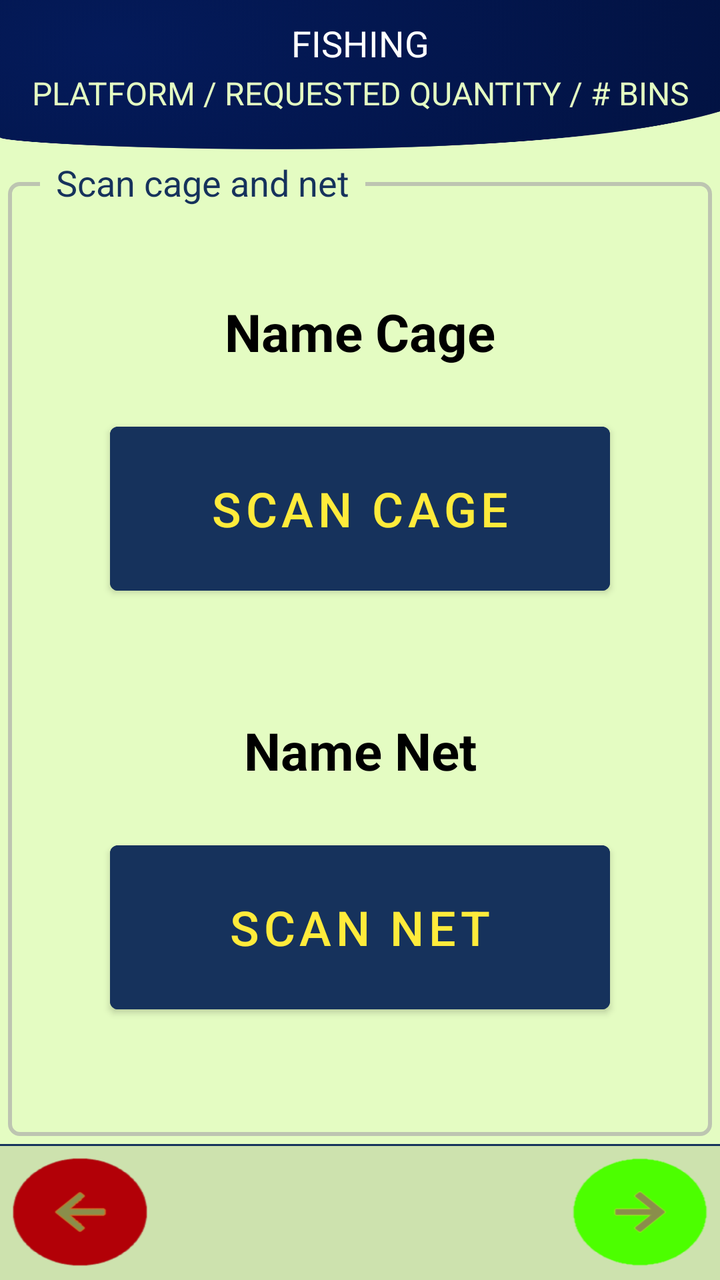
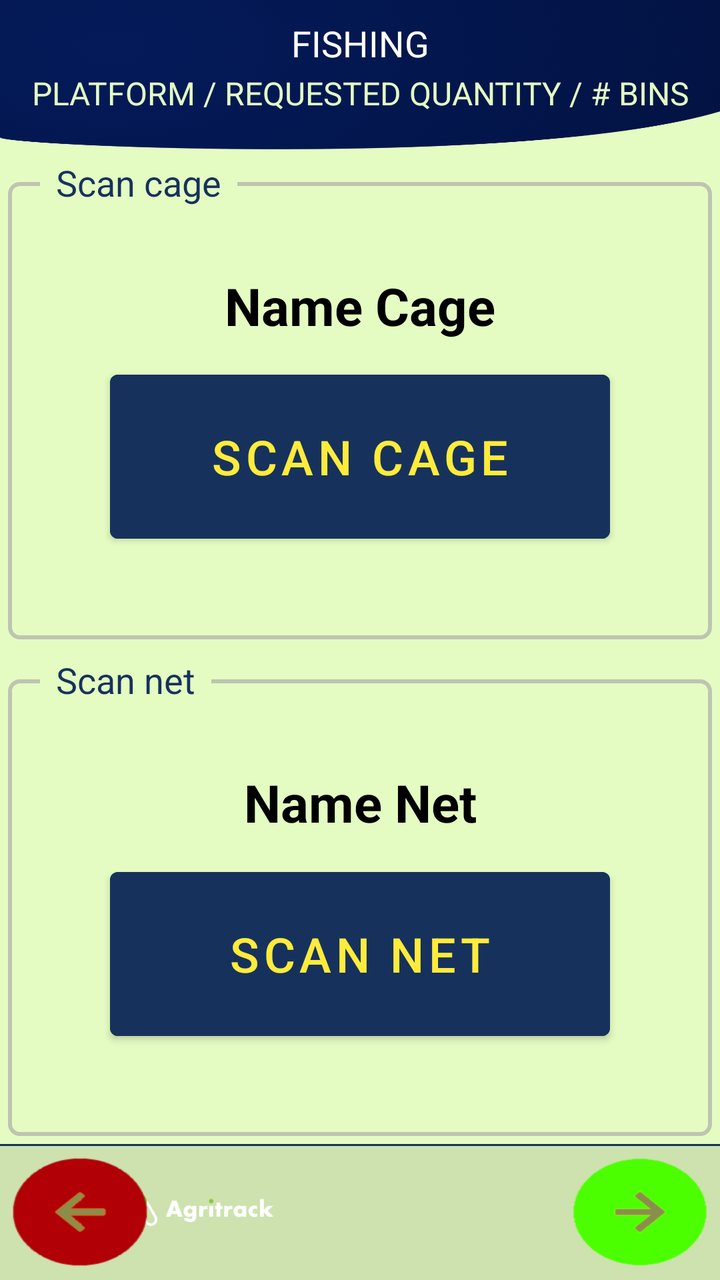

The first picture is an Android layout as it rendered before a commit; the second is the same layout after the commit. The layout source and the unified diff follow.
<!-- AndroidManifest.xml: application theme Theme.FishTrack -->
<!-- res/layout/activity_fishing_cage.xml -->
<?xml version="1.0" encoding="utf-8"?>
<androidx.constraintlayout.widget.ConstraintLayout xmlns:android="http://schemas.android.com/apk/res/android"
    xmlns:app="http://schemas.android.com/apk/res-auto"
    xmlns:tools="http://schemas.android.com/tools"
    android:id="@+id/rootLayout"
    android:layout_width="match_parent"
    android:layout_height="match_parent"
    android:background="@color/agri_green"
    tools:context=".ui.activity.fishing.FishingCageActivity">

    <androidx.constraintlayout.widget.ConstraintLayout
        android:id="@+id/headerLayout"
        android:layout_width="match_parent"
        android:layout_height="75dp"
        android:background="@drawable/bg_form_screen"
        android:backgroundTint="@color/agri_blue"
        android:backgroundTintMode="multiply"
        android:clipChildren="false"
        android:clipToPadding="false"
        android:fadingEdge="horizontal"
        android:paddingTop="0dp"
        app:layout_constraintEnd_toEndOf="parent"
        app:layout_constraintStart_toStartOf="parent"
        app:layout_constraintTop_toTopOf="parent">


        <ImageView
            android:id="@+id/ivBack"
            android:layout_width="wrap_content"
            android:layout_height="wrap_content"
            android:layout_marginStart="8dp"
            android:layout_marginEnd="16dp"
            android:layout_marginBottom="14dp"
            android:contentDescription="back Image"
            android:src="@drawable/ic_back"
            android:visibility="invisible"
            app:layout_constraintBottom_toBottomOf="parent"
            app:layout_constraintEnd_toStartOf="@+id/tvTitleToolbar"
            app:layout_constraintStart_toStartOf="parent"
            app:layout_constraintTop_toTopOf="parent" />

        <TextView
            android:id="@+id/tvTitleToolbar"
            fontPath="fonts/open_sans_semibold.ttf"
            android:layout_width="wrap_content"
            android:layout_height="wrap_content"
            android:layout_marginBottom="32dp"
            android:width="250sp"
            android:gravity="center|top|fill_vertical"
            android:text="@string/title_fishing"
            android:textColor="@color/white"
            android:textSize="@dimen/title_font_size"
            app:layout_constraintBottom_toBottomOf="parent"
            app:layout_constraintEnd_toStartOf="@+id/ivNext"
            app:layout_constraintStart_toEndOf="@+id/ivBack"
            app:layout_constraintTop_toTopOf="parent"
            tools:ignore="MissingPrefix" />


        <ImageView
            android:id="@+id/ivNext"
            android:layout_width="wrap_content"
            android:layout_height="wrap_content"
            android:layout_marginStart="16dp"
            android:layout_marginEnd="8dp"
            android:layout_marginBottom="14dp"
            android:src="@drawable/ic_next"
            android:visibility="invisible"
            app:layout_constraintBottom_toBottomOf="parent"
            app:layout_constraintEnd_toEndOf="parent"
            app:layout_constraintStart_toEndOf="@+id/tvTitleToolbar"
            app:layout_constraintTop_toTopOf="parent" />

        <TextView
            android:id="@+id/tvPlatformQuantityNoBins"
            android:layout_width="0dp"
            android:layout_height="wrap_content"
            android:layout_marginBottom="16dp"
            android:backgroundTint="@color/agri_blue"
            android:backgroundTintMode="screen"
            android:gravity="center"
            android:text="@string/title_platform_quantity_no_bins"
            android:textColor="@color/agri_green"
            android:textSize="@dimen/subtitle_font_size"
            app:layout_constraintBottom_toBottomOf="parent"
            app:layout_constraintEnd_toEndOf="parent"
            app:layout_constraintStart_toStartOf="parent"
            app:layout_constraintTop_toBottomOf="@+id/tvTitleToolbar"
            tools:layout_conversion_absoluteHeight="0dp"
            tools:layout_conversion_absoluteWidth="0dp" />

    </androidx.constraintlayout.widget.ConstraintLayout>

    <androidx.constraintlayout.widget.ConstraintLayout
        android:id="@+id/formLayout"
        android:layout_width="0dp"
        android:layout_height="0dp"
        app:layout_constraintBottom_toTopOf="@+id/footerLayout"
        app:layout_constraintEnd_toEndOf="parent"
        app:layout_constraintStart_toStartOf="parent"
        app:layout_constraintTop_toBottomOf="@id/headerLayout">

        <RelativeLayout
            android:id="@+id/fishMainLayout"
            android:layout_width="0dp"
            android:layout_height="0dp"
            android:layout_marginStart="4dp"
            android:layout_marginTop="4dp"
            android:layout_marginEnd="4dp"
            android:layout_marginBottom="4dp"
            app:layout_constraintBottom_toBottomOf="parent"
            app:layout_constraintEnd_toEndOf="parent"
            app:layout_constraintStart_toStartOf="parent"
            app:layout_constraintTop_toTopOf="parent">

        <androidx.constraintlayout.widget.ConstraintLayout
            android:layout_width="match_parent"
            android:layout_height="match_parent"
            android:layout_marginTop="12dp"
            android:background="@drawable/shape_rounded_corner_with_shadow"
            android:orientation="vertical"
            android:padding="1dp">

            <TextView
                android:id="@+id/tvCageName"
                android:layout_width="0dp"
                android:layout_height="wrap_content"
                android:layout_marginStart="50dp"
                android:layout_marginTop="32dp"
                android:layout_marginEnd="50dp"
                android:gravity="center|center_vertical"
                android:text="@string/name_cage"
                android:textColor="@color/black"
                android:textSize="@dimen/text_view_font_size"
                android:textStyle="bold"
                app:layout_constraintBottom_toTopOf="@+id/btnScanCage"
                app:layout_constraintEnd_toEndOf="parent"
                app:layout_constraintHorizontal_bias="1.0"
                app:layout_constraintStart_toStartOf="parent"
                app:layout_constraintTop_toTopOf="parent" />

        <Button
            android:id="@+id/btnScanCage"
            android:layout_width="0dp"
            android:layout_height="94dp"
            android:layout_marginStart="50dp"
            android:layout_marginEnd="50dp"
            android:backgroundTint="@color/agri_blue"
            android:text="@string/scan_cage"
            android:textColor="@color/yellow"
            android:textSize="@dimen/button_font_size"
            app:layout_constraintBottom_toTopOf="@+id/tvNetName"
            app:layout_constraintEnd_toEndOf="parent"
            app:layout_constraintHorizontal_bias="0.75"
            app:layout_constraintStart_toStartOf="parent"
            app:layout_constraintTop_toBottomOf="@+id/tvCageName"
            tools:layout_conversion_absoluteHeight="120dp"
            tools:layout_conversion_absoluteWidth="0dp" />

        <TextView
            android:id="@+id/tvNetName"
            android:layout_width="0dp"
            android:layout_height="wrap_content"
            android:layout_marginStart="50dp"
            android:layout_marginTop="32dp"
            android:layout_marginEnd="50dp"
            android:gravity="center|center_vertical"
            android:text="@string/name_net"
            android:textColor="@color/black"
            android:textSize="@dimen/text_view_font_size"
            android:textStyle="bold"
            app:layout_constraintBottom_toTopOf="@+id/btnScanNet"
            app:layout_constraintEnd_toEndOf="parent"
            app:layout_constraintHorizontal_bias="1.0"
            app:layout_constraintStart_toStartOf="parent"
            app:layout_constraintTop_toBottomOf="@+id/btnScanCage" />

        <Button
            android:id="@+id/btnScanNet"
            android:layout_width="0dp"
            android:layout_height="94dp"
            android:layout_marginStart="50dp"
            android:layout_marginEnd="50dp"
            android:layout_marginBottom="32dp"
            android:backgroundTint="@color/agri_blue"
            android:text="@string/scan_net"
            android:textColor="@color/yellow"
            android:textSize="@dimen/button_font_size"
            app:layout_constraintBottom_toBottomOf="parent"
            app:layout_constraintEnd_toEndOf="parent"
            app:layout_constraintHorizontal_bias="0.75"
            app:layout_constraintStart_toStartOf="parent"
            app:layout_constraintTop_toBottomOf="@+id/tvNetName"
            tools:layout_conversion_absoluteHeight="120dp"
            tools:layout_conversion_absoluteWidth="0dp" />

            </androidx.constraintlayout.widget.ConstraintLayout>

            <TextView
                android:layout_width="wrap_content"
                android:layout_height="wrap_content"
                android:layout_alignParentTop="true"
                android:layout_marginStart="16dp"
                android:background="@color/agri_green"
                android:paddingHorizontal="8dp"
                android:text="Scan cage and net"
                android:textColor="@color/label_blue"
                android:textSize="18sp" />

        </RelativeLayout>

    </androidx.constraintlayout.widget.ConstraintLayout>

    <androidx.constraintlayout.widget.ConstraintLayout
        android:id="@+id/footerLayout"
        android:layout_width="0dp"
        android:layout_height="68sp"
        android:background="@drawable/border_top"
        app:layout_constraintBottom_toBottomOf="parent"
        app:layout_constraintEnd_toEndOf="parent"
        app:layout_constraintStart_toStartOf="parent"
        app:layout_constraintTop_toBottomOf="@+id/formLayout">

        <ImageView
            android:id="@+id/ivBackToFillBins"
            android:layout_width="wrap_content"
            android:layout_height="wrap_content"
            android:layout_marginStart="16dp"
            android:scaleX="1.5"
            android:scaleY="1.2"
            app:layout_constraintBottom_toBottomOf="parent"
            app:layout_constraintStart_toStartOf="parent"
            app:layout_constraintTop_toTopOf="parent"
            app:srcCompat="@drawable/ic_shortcut_arrow_back" />

        <ImageView
            android:id="@+id/ivToCongs"
            android:layout_width="wrap_content"
            android:layout_height="wrap_content"
            android:layout_marginEnd="16dp"
            android:scaleX="1.5"
            android:scaleY="1.2"
            app:layout_constraintBottom_toBottomOf="parent"
            app:layout_constraintEnd_toEndOf="parent"
            app:layout_constraintTop_toTopOf="parent"
            app:srcCompat="@drawable/ic_shortcut_arrow_forward" />
    </androidx.constraintlayout.widget.ConstraintLayout>

</androidx.constraintlayout.widget.ConstraintLayout>
<!-- resources referenced by this layout -->
<resources>
  <color name="agri_blue">#16325c</color>
  <color name="agri_green">#e4fcc2</color>
  <color name="black">#000</color>
  <color name="label_blue">#16325c</color>
  <color name="white">#fff</color>
  <color name="yellow">#FFEB3B</color>
  <dimen name="button_font_size">24sp</dimen>
  <dimen name="subtitle_font_size">16sp</dimen>
  <dimen name="text_view_font_size">26sp</dimen>
  <dimen name="title_font_size">18sp</dimen>
  <!-- drawable bg_form_screen: png bitmap (drawable-hdpi, 110981 bytes) -->
  <!-- drawable border_top (drawable) -->
  <?xml version="1.0" encoding="utf-8"?>
  <layer-list xmlns:android="http://schemas.android.com/apk/res/android" >
      <item>
          <shape android:shape="rectangle" >
              <solid android:color="@color/agri_blue"/>
          </shape>
      </item>
      <item android:top="1dp">
          <shape android:shape="rectangle" >
              <solid android:color="@color/footer_green" />
          </shape>
      </item>
  </layer-list>
  <!-- drawable ic_back: png bitmap (drawable-hdpi, 647 bytes) -->
  <!-- drawable ic_next: png bitmap (drawable-hdpi, 515 bytes) -->
  <!-- drawable ic_shortcut_arrow_back: png bitmap (drawable-hdpi, 1923 bytes) -->
  <!-- drawable ic_shortcut_arrow_forward: png bitmap (drawable-hdpi, 1562 bytes) -->
  <!-- drawable shape_rounded_corner_with_shadow (drawable) -->
  <?xml version="1.0" encoding="utf-8"?>
  <shape xmlns:android="http://schemas.android.com/apk/res/android"
      android:shape="rectangle">
      <stroke
          android:width="2dp"
          android:color="@color/dark_grey" />
      <corners android:radius="5dp" />
  </shape>
  <string name="name_cage">Name Cage</string>
  <string name="name_net">Name Net</string>
  <string name="scan_cage">Scan Cage</string>
  <string name="scan_net">Scan Net</string>
  <string name="title_fishing">FISHING</string>
  <string name="title_platform_quantity_no_bins">PLATFORM / REQUESTED QUANTITY / # BINS</string>
  <style name="Theme.FishTrack" parent="Theme.MaterialComponents.Light" />
  <color name="footer_green">#cde2ae</color>
  <color name="dark_grey">#A9A9A9A9</color>
</resources>

<!-- the commit's change to res/layout/activity_fishing_cage.xml (unified diff, before → after) -->
@@ -101,98 +101,62 @@
         app:layout_constraintTop_toBottomOf="@id/headerLayout">
 
         <RelativeLayout
-            android:id="@+id/fishMainLayout"
+            android:id="@+id/fishCageLayout"
             android:layout_width="0dp"
             android:layout_height="0dp"
             android:layout_marginStart="4dp"
             android:layout_marginTop="4dp"
             android:layout_marginEnd="4dp"
             android:layout_marginBottom="4dp"
-            app:layout_constraintBottom_toBottomOf="parent"
+            app:layout_constraintBottom_toTopOf="@id/fishNetLayout"
             app:layout_constraintEnd_toEndOf="parent"
             app:layout_constraintStart_toStartOf="parent"
             app:layout_constraintTop_toTopOf="parent">
 
-        <androidx.constraintlayout.widget.ConstraintLayout
-            android:layout_width="match_parent"
-            android:layout_height="match_parent"
-            android:layout_marginTop="12dp"
-            android:background="@drawable/shape_rounded_corner_with_shadow"
-            android:orientation="vertical"
-            android:padding="1dp">
-
-            <TextView
-                android:id="@+id/tvCageName"
-                android:layout_width="0dp"
-                android:layout_height="wrap_content"
-                android:layout_marginStart="50dp"
-                android:layout_marginTop="32dp"
-                android:layout_marginEnd="50dp"
-                android:gravity="center|center_vertical"
-                android:text="@string/name_cage"
-                android:textColor="@color/black"
-                android:textSize="@dimen/text_view_font_size"
-                android:textStyle="bold"
-                app:layout_constraintBottom_toTopOf="@+id/btnScanCage"
-                app:layout_constraintEnd_toEndOf="parent"
-                app:layout_constraintHorizontal_bias="1.0"
-                app:layout_constraintStart_toStartOf="parent"
-                app:layout_constraintTop_toTopOf="parent" />
-
-        <Button
-            android:id="@+id/btnScanCage"
-            android:layout_width="0dp"
-            android:layout_height="94dp"
-            android:layout_marginStart="50dp"
-            android:layout_marginEnd="50dp"
-            android:backgroundTint="@color/agri_blue"
-            android:text="@string/scan_cage"
-            android:textColor="@color/yellow"
-            android:textSize="@dimen/button_font_size"
-            app:layout_constraintBottom_toTopOf="@+id/tvNetName"
-            app:layout_constraintEnd_toEndOf="parent"
-            app:layout_constraintHorizontal_bias="0.75"
-            app:layout_constraintStart_toStartOf="parent"
-            app:layout_constraintTop_toBottomOf="@+id/tvCageName"
-            tools:layout_conversion_absoluteHeight="120dp"
-            tools:layout_conversion_absoluteWidth="0dp" />
-
-        <TextView
-            android:id="@+id/tvNetName"
-            android:layout_width="0dp"
-            android:layout_height="wrap_content"
-            android:layout_marginStart="50dp"
-            android:layout_marginTop="32dp"
-            android:layout_marginEnd="50dp"
-            android:gravity="center|center_vertical"
-            android:text="@string/name_net"
-            android:textColor="@color/black"
-            android:textSize="@dimen/text_view_font_size"
-            android:textStyle="bold"
-            app:layout_constraintBottom_toTopOf="@+id/btnScanNet"
-            app:layout_constraintEnd_toEndOf="parent"
-            app:layout_constraintHorizontal_bias="1.0"
-            app:layout_constraintStart_toStartOf="parent"
-            app:layout_constraintTop_toBottomOf="@+id/btnScanCage" />
-
-        <Button
-            android:id="@+id/btnScanNet"
-            android:layout_width="0dp"
-            android:layout_height="94dp"
-            android:layout_marginStart="50dp"
-            android:layout_marginEnd="50dp"
-            android:layout_marginBottom="32dp"
-            android:backgroundTint="@color/agri_blue"
-            android:text="@string/scan_net"
-            android:textColor="@color/yellow"
-            android:textSize="@dimen/button_font_size"
-            app:layout_constraintBottom_toBottomOf="parent"
-            app:layout_constraintEnd_toEndOf="parent"
-            app:layout_constraintHorizontal_bias="0.75"
-            app:layout_constraintStart_toStartOf="parent"
-            app:layout_constraintTop_toBottomOf="@+id/tvNetName"
-            tools:layout_conversion_absoluteHeight="120dp"
-            tools:layout_conversion_absoluteWidth="0dp" />
+            <androidx.constraintlayout.widget.ConstraintLayout
+                android:layout_width="match_parent"
+                android:layout_height="match_parent"
+                android:layout_marginTop="12dp"
+                android:background="@drawable/shape_rounded_corner_with_shadow"
+                android:orientation="vertical"
+                android:padding="1dp">
+
+                <TextView
+                    android:id="@+id/tvCageName"
+                    android:layout_width="0dp"
+                    android:layout_height="wrap_content"
+                    android:layout_marginStart="50dp"
+                    android:layout_marginTop="32dp"
+                    android:layout_marginEnd="50dp"
+                    android:gravity="center|center_vertical"
+                    android:text="@string/name_cage"
+                    android:textColor="@color/black"
+                    android:textSize="@dimen/text_view_font_size"
+                    android:textStyle="bold"
+                    app:layout_constraintBottom_toTopOf="@+id/btnScanCage"
+                    app:layout_constraintEnd_toEndOf="parent"
+                    app:layout_constraintHorizontal_bias="1.0"
+                    app:layout_constraintStart_toStartOf="parent"
+                    app:layout_constraintTop_toTopOf="parent" />
+
+                <Button
+                    android:id="@+id/btnScanCage"
+                    android:layout_width="0dp"
+                    android:layout_height="94dp"
+                    android:layout_marginStart="50dp"
+                    android:layout_marginEnd="50dp"
+                    android:layout_marginBottom="32dp"
+                    android:backgroundTint="@color/agri_blue"
+                    android:text="@string/scan_cage"
+                    android:textColor="@color/yellow"
+                    android:textSize="@dimen/button_font_size"
+                    app:layout_constraintBottom_toBottomOf="parent"
+                    app:layout_constraintEnd_toEndOf="parent"
+                    app:layout_constraintHorizontal_bias="0.75"
+                    app:layout_constraintStart_toStartOf="parent"
+                    app:layout_constraintTop_toBottomOf="@+id/tvCageName"
+                    tools:layout_conversion_absoluteHeight="120dp"
+                    tools:layout_conversion_absoluteWidth="0dp" />
 
             </androidx.constraintlayout.widget.ConstraintLayout>
 
@@ -203,7 +167,80 @@
                 android:layout_marginStart="16dp"
                 android:background="@color/agri_green"
                 android:paddingHorizontal="8dp"
-                android:text="Scan cage and net"
+                android:text="Scan cage"
+                android:textColor="@color/label_blue"
+                android:textSize="18sp" />
+
+        </RelativeLayout>
+
+        <RelativeLayout
+            android:id="@+id/fishNetLayout"
+            android:layout_width="0dp"
+            android:layout_height="0dp"
+            android:layout_marginStart="4dp"
+            android:layout_marginTop="4dp"
+            android:layout_marginEnd="4dp"
+            android:layout_marginBottom="4dp"
+            app:layout_constraintBottom_toBottomOf="parent"
+            app:layout_constraintEnd_toEndOf="parent"
+            app:layout_constraintStart_toStartOf="parent"
+            app:layout_constraintTop_toBottomOf="@id/fishCageLayout">
+
+            <androidx.constraintlayout.widget.ConstraintLayout
+                android:layout_width="match_parent"
+                android:layout_height="match_parent"
+                android:layout_marginTop="12dp"
+                android:background="@drawable/shape_rounded_corner_with_shadow"
+                android:orientation="vertical"
+                android:padding="1dp">
+
+                <TextView
+                    android:id="@+id/tvNetName"
+                    android:layout_width="0dp"
+                    android:layout_height="wrap_content"
+                    android:layout_marginStart="50dp"
+                    android:layout_marginTop="32dp"
+                    android:layout_marginEnd="50dp"
+                    android:gravity="center|center_vertical"
+                    android:text="@string/name_net"
+                    android:textColor="@color/black"
+                    android:textSize="@dimen/text_view_font_size"
+                    android:textStyle="bold"
+                    app:layout_constraintBottom_toTopOf="@+id/btnScanNet"
+                    app:layout_constraintEnd_toEndOf="parent"
+                    app:layout_constraintHorizontal_bias="1.0"
+                    app:layout_constraintStart_toStartOf="parent"
+                    app:layout_constraintTop_toTopOf="parent" />
+
+                <Button
+                    android:id="@+id/btnScanNet"
+                    android:layout_width="0dp"
+                    android:layout_height="94dp"
+                    android:layout_marginStart="50dp"
+                    android:layout_marginEnd="50dp"
+                    android:layout_marginBottom="32dp"
+                    android:backgroundTint="@color/agri_blue"
+                    android:text="@string/scan_net"
+                    android:textColor="@color/yellow"
+                    android:textSize="@dimen/button_font_size"
+                    app:layout_constraintBottom_toBottomOf="parent"
+                    app:layout_constraintEnd_toEndOf="parent"
+                    app:layout_constraintHorizontal_bias="0.75"
+                    app:layout_constraintStart_toStartOf="parent"
+                    app:layout_constraintTop_toBottomOf="@+id/tvNetName"
+                    tools:layout_conversion_absoluteHeight="120dp"
+                    tools:layout_conversion_absoluteWidth="0dp" />
+
+            </androidx.constraintlayout.widget.ConstraintLayout>
+
+            <TextView
+                android:layout_width="wrap_content"
+                android:layout_height="wrap_content"
+                android:layout_alignParentTop="true"
+                android:layout_marginStart="16dp"
+                android:background="@color/agri_green"
+                android:paddingHorizontal="8dp"
+                android:text="Scan net"
                 android:textColor="@color/label_blue"
                 android:textSize="18sp" />
 
@@ -222,7 +259,21 @@
         app:layout_constraintTop_toBottomOf="@+id/formLayout">
 
         <ImageView
-            android:id="@+id/ivBackToFillBins"
+            android:id="@+id/imageView6"
+            android:layout_width="wrap_content"
+            android:layout_height="wrap_content"
+            android:layout_marginTop="24dp"
+            android:layout_marginBottom="24dp"
+            android:scaleX="0.7"
+            android:scaleY="0.7"
+            app:layout_constraintBottom_toBottomOf="parent"
+            app:layout_constraintEnd_toStartOf="@+id/ivToCongs"
+            app:layout_constraintStart_toEndOf="@+id/ivBackToFillBins"
+            app:layout_constraintTop_toTopOf="parent"
+            app:srcCompat="@drawable/powered_by_agritrack" />
+
+        <ImageView
+            android:id="@+id/ivBackToTeam"
             android:layout_width="wrap_content"
             android:layout_height="wrap_content"
             android:layout_marginStart="16dp"
@@ -234,7 +285,7 @@
             app:srcCompat="@drawable/ic_shortcut_arrow_back" />
 
         <ImageView
-            android:id="@+id/ivToCongs"
+            android:id="@+id/ivToDeatails"
             android:layout_width="wrap_content"
             android:layout_height="wrap_content"
             android:layout_marginEnd="16dp"
<!-- resource entries referenced after the edit -->
@@ -29,6 +29,7 @@
   <!-- drawable ic_next: png bitmap (drawable-hdpi, 515 bytes) -->
   <!-- drawable ic_shortcut_arrow_back: png bitmap (drawable-hdpi, 1923 bytes) -->
   <!-- drawable ic_shortcut_arrow_forward: png bitmap (drawable-hdpi, 1562 bytes) -->
+  <!-- drawable powered_by_agritrack: png bitmap (drawable-hdpi, 13903 bytes) -->
   <!-- drawable shape_rounded_corner_with_shadow (drawable) -->
   <?xml version="1.0" encoding="utf-8"?>
   <shape xmlns:android="http://schemas.android.com/apk/res/android"
